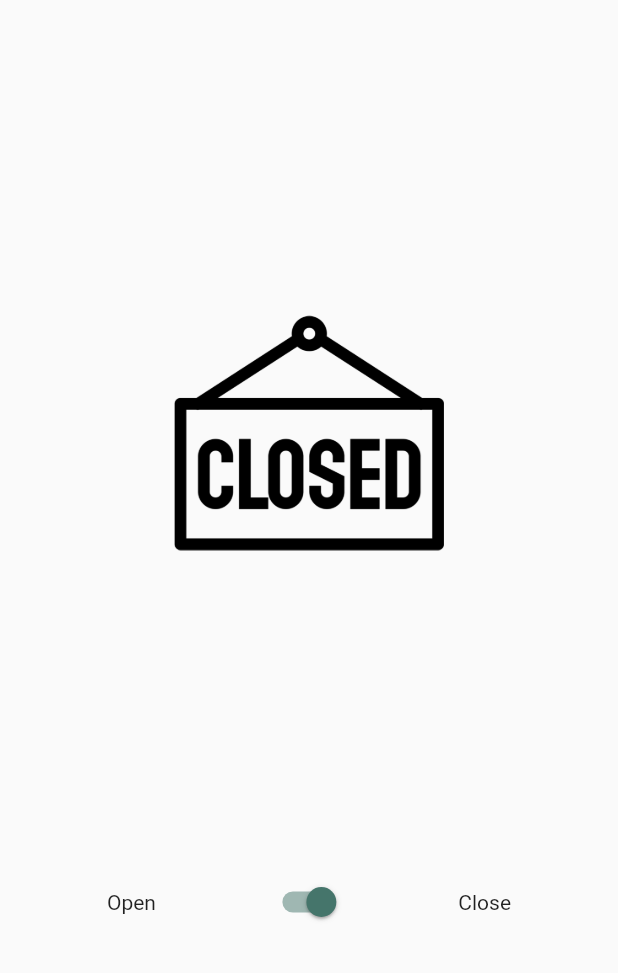
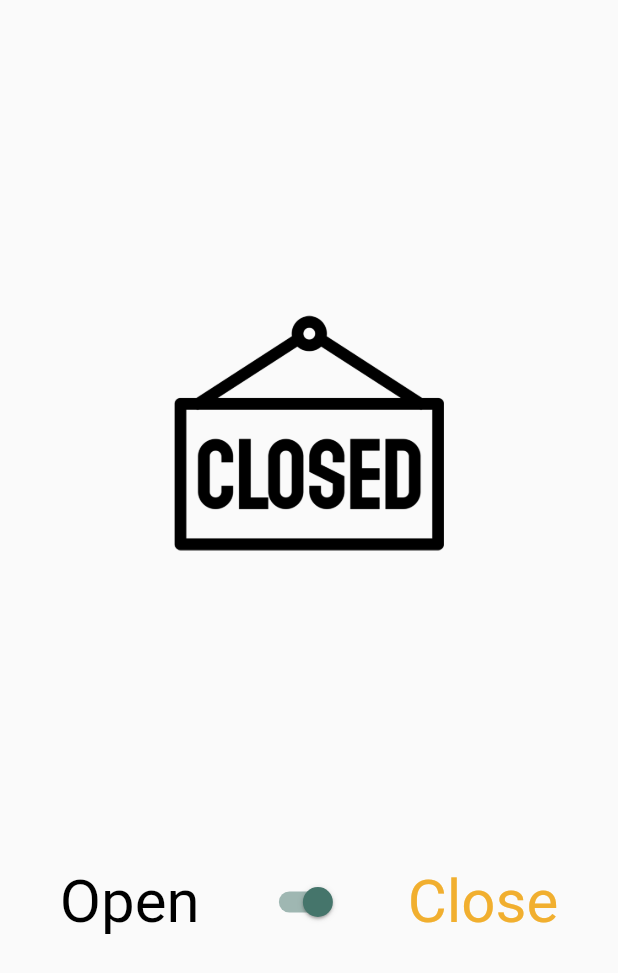
Before and after one commit to 4lvin/tumbaso_warung, a Flutter app: the WarungPage screen opened directly, after a tap on "Close", on a phone screen of 412 x 824 dp. Shown: the top 973 px of the screen. Run offline on Flutter 3.47's test engine with Material 2 defaults, Android fonts, the phone set to English and light mode, and no system bars; our stand-ins replace lottie, rxdart, shared_preferences, toast; accounts and stored records are empty; project files that could hold a hidden picture were left out.

Commit message:
buka tutup

```diff
--- a/lib/src/ui/warung.dart
+++ b/lib/src/ui/warung.dart
@@ -13,6 +13,21 @@ class _WarungPageState extends State<WarungPage> {
     String link = "assets/close.png";
     if(onOff == false){
       link = "assets/open.png";
+    }
+    return link;
+  }
+  Color _open(){
+    Color link = Colors.black;
+    if(!onOff){
+      link = colorses.kuning;
+    }
+    return link;
+  }
+  Color _close(){
+    Color link = colorses.kuning;
+    print(onOff);
+    if(onOff == false){
+      link = Colors.black;
     }
     return link;
   }
@@ -33,20 +48,18 @@ class _WarungPageState extends State<WarungPage> {
               children: [
                 GestureDetector(
                   onTap: (){
-                    print(onOff);
-                    if(onOff == true){
                     onOff = false;
                     setState(() {
 
                     });
-                    } else {
-                      onOff = true;
-                      setState(() {
-
-                      });
-                    }
                   },
-                  child: Text('Open'),
+                  child: Text(
+                      'Open',
+                    style: TextStyle(
+                      fontSize: 40,
+                        color: _open()
+                    ),
+                  ),
                 ),
                 Switch(
                     activeColor: colorses.dasar,
@@ -61,20 +74,18 @@ class _WarungPageState extends State<WarungPage> {
                 ),
                 GestureDetector(
                   onTap: (){
-                    print(onOff);
-                    if(onOff == true){
-                      onOff = false;
-                      setState(() {
-
-                      });
-                    } else {
                     onOff = true;
                     setState(() {
 
                     });
-                    }
                   },
-                  child: Text('Close'),
+                  child: Text(
+                      'Close',
+                    style: TextStyle(
+                      fontSize: 40,
+                      color: _close()
+                    ),
+                  ),
                 ),
               ],
             )
```
Lines whose indentation alone changed are shown as unchanged.
